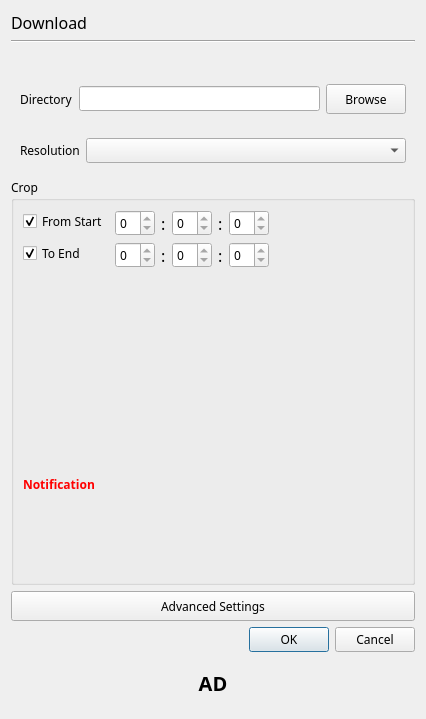
Before: the Qt Designer form resources/ui/downloadMenu.ui in devhotteok/TwitchLink, drawn with Qt 5.
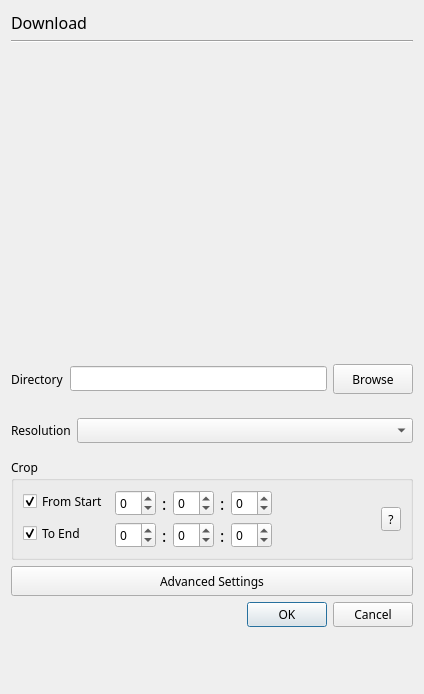
After: the same form once the commit is applied.

Diff of the .ui file:
```diff
--- a/resources/ui/downloadMenu.ui
+++ b/resources/ui/downloadMenu.ui
@@ -6,8 +6,8 @@
    <rect>
     <x>0</x>
     <y>0</y>
-    <width>422</width>
-    <height>686</height>
+    <width>420</width>
+    <height>656</height>
    </rect>
   </property>
   <property name="sizePolicy">
@@ -41,6 +41,7 @@
      </property>
      <property name="font">
       <font>
+       <family>Arial Rounded MT Bold</family>
        <pointsize>12</pointsize>
       </font>
      </property>
@@ -57,42 +58,14 @@
     </widget>
    </item>
    <item>
-    <widget class="QWidget" name="videoFrameArea" native="true">
-     <property name="sizePolicy">
-      <sizepolicy hsizetype="Fixed" vsizetype="Fixed">
-       <horstretch>0</horstretch>
-       <verstretch>0</verstretch>
-      </sizepolicy>
-     </property>
+    <widget class="QWidget" name="videoWidgetPlaceholder" native="true">
      <property name="minimumSize">
       <size>
-       <width>404</width>
-       <height>302</height>
+       <width>402</width>
+       <height>300</height>
       </size>
      </property>
-     <property name="maximumSize">
-      <size>
-       <width>404</width>
-       <height>302</height>
-      </size>
-     </property>
-     <layout class="QVBoxLayout" name="videoFrameAreaLayout">
-      <property name="sizeConstraint">
-       <enum>QLayout::SetFixedSize</enum>
-      </property>
-      <property name="leftMargin">
-       <number>10</number>
-      </property>
-      <property name="topMargin">
-       <number>10</number>
-      </property>
-      <property name="rightMargin">
-       <number>10</number>
-      </property>
-      <property name="bottomMargin">
-       <number>10</number>
-      </property>
-     </layout>
+     <layout class="QVBoxLayout" name="videoWidgetPlaceholderLayout"/>
     </widget>
    </item>
    <item>
@@ -112,13 +85,13 @@
       </property>
       <item>
        <widget class="QWidget" name="directoryArea" native="true">
-        <property name="sizePolicy">
-         <sizepolicy hsizetype="Preferred" vsizetype="Maximum">
-          <horstretch>0</horstretch>
-          <verstretch>0</verstretch>
-         </sizepolicy>
-        </property>
         <layout class="QHBoxLayout" name="directoryAreaLayout">
+         <property name="leftMargin">
+          <number>0</number>
+         </property>
+         <property name="rightMargin">
+          <number>0</number>
+         </property>
          <item>
           <widget class="QLabel" name="directoryLabel">
            <property name="sizePolicy">
@@ -175,13 +148,13 @@
       </item>
       <item>
        <widget class="QWidget" name="resolutionArea" native="true">
-        <property name="sizePolicy">
-         <sizepolicy hsizetype="Preferred" vsizetype="Maximum">
-          <horstretch>0</horstretch>
-          <verstretch>0</verstretch>
-         </sizepolicy>
-        </property>
         <layout class="QHBoxLayout" name="resolutionAreaLayout">
+         <property name="leftMargin">
+          <number>0</number>
+         </property>
+         <property name="rightMargin">
+          <number>0</number>
+         </property>
          <item>
           <widget class="QLabel" name="resolutionLabel">
            <property name="sizePolicy">
@@ -219,7 +192,7 @@
         <property name="title">
          <string>Crop</string>
         </property>
-        <layout class="QVBoxLayout" name="cropAreaLayout">
+        <layout class="QHBoxLayout" name="cropAreaLayout">
          <item>
           <widget class="QWidget" name="cropRangeArea" native="true">
            <layout class="QFormLayout" name="cropRangeLayout">
@@ -259,7 +232,7 @@
                <item>
                 <widget class="QSpinBox" name="startSpinH">
                  <property name="sizePolicy">
-                  <sizepolicy hsizetype="Fixed" vsizetype="Fixed">
+                  <sizepolicy hsizetype="Preferred" vsizetype="Fixed">
                    <horstretch>0</horstretch>
                    <verstretch>0</verstretch>
                   </sizepolicy>
@@ -270,11 +243,8 @@
                    <height>0</height>
                   </size>
                  </property>
-                 <property name="suffix">
-                  <string/>
-                 </property>
-                 <property name="maximum">
-                  <number>0</number>
+                 <property name="minimum">
+                  <number>-1</number>
                  </property>
                 </widget>
                </item>
@@ -282,6 +252,7 @@
                 <widget class="QLabel" name="startColon_1">
                  <property name="font">
                   <font>
+                   <family>Arial Rounded MT Bold</family>
                    <pointsize>12</pointsize>
                   </font>
                  </property>
@@ -293,7 +264,7 @@
                <item>
                 <widget class="QSpinBox" name="startSpinM">
                  <property name="sizePolicy">
-                  <sizepolicy hsizetype="Fixed" vsizetype="Fixed">
+                  <sizepolicy hsizetype="Preferred" vsizetype="Fixed">
                    <horstretch>0</horstretch>
                    <verstretch>0</verstretch>
                   </sizepolicy>
@@ -304,11 +275,8 @@
                    <height>0</height>
                   </size>
                  </property>
-                 <property name="suffix">
-                  <string/>
-                 </property>
-                 <property name="maximum">
-                  <number>0</number>
+                 <property name="minimum">
+                  <number>-1</number>
                  </property>
                 </widget>
                </item>
@@ -316,6 +284,7 @@
                 <widget class="QLabel" name="startColon_2">
                  <property name="font">
                   <font>
+                   <family>Arial Rounded MT Bold</family>
                    <pointsize>12</pointsize>
                   </font>
                  </property>
@@ -327,7 +296,7 @@
                <item>
                 <widget class="QSpinBox" name="startSpinS">
                  <property name="sizePolicy">
-                  <sizepolicy hsizetype="Fixed" vsizetype="Fixed">
+                  <sizepolicy hsizetype="Preferred" vsizetype="Fixed">
                    <horstretch>0</horstretch>
                    <verstretch>0</verstretch>
                   </sizepolicy>
@@ -338,20 +307,30 @@
                    <height>0</height>
                   </size>
                  </property>
-                 <property name="suffix">
-                  <string/>
-                 </property>
-                 <property name="prefix">
-                  <string/>
-                 </property>
-                 <property name="maximum">
-                  <number>0</number>
+                 <property name="minimum">
+                  <number>-1</number>
                  </property>
                 </widget>
                </item>
               </layout>
              </widget>
             </item>
+            <item row="1" column="0">
+             <widget class="QCheckBox" name="endCheckBox">
+              <property name="minimumSize">
+               <size>
+                <width>80</width>
+                <height>0</height>
+               </size>
+              </property>
+              <property name="text">
+               <string>To End</string>
+              </property>
+              <property name="checked">
+               <bool>true</bool>
+              </property>
+             </widget>
+            </item>
             <item row="1" column="1">
              <widget class="QWidget" name="endTimeBar" native="true">
               <property name="sizePolicy">
@@ -376,7 +355,7 @@
                <item>
                 <widget class="QSpinBox" name="endSpinH">
                  <property name="sizePolicy">
-                  <sizepolicy hsizetype="Fixed" vsizetype="Fixed">
+                  <sizepolicy hsizetype="Preferred" vsizetype="Fixed">
                    <horstretch>0</horstretch>
                    <verstretch>0</verstretch>
                   </sizepolicy>
@@ -387,11 +366,8 @@
                    <height>0</height>
                   </size>
                  </property>
-                 <property name="suffix">
-                  <string/>
-                 </property>
-                 <property name="maximum">
-                  <number>0</number>
+                 <property name="minimum">
+                  <number>-1</number>
                  </property>
                 </widget>
                </item>
@@ -399,6 +375,7 @@
                 <widget class="QLabel" name="endColon_1">
                  <property name="font">
                   <font>
+                   <family>Arial Rounded MT Bold</family>
                    <pointsize>12</pointsize>
                   </font>
                  </property>
@@ -410,7 +387,7 @@
                <item>
                 <widget class="QSpinBox" name="endSpinM">
                  <property name="sizePolicy">
-                  <sizepolicy hsizetype="Fixed" vsizetype="Fixed">
+                  <sizepolicy hsizetype="Preferred" vsizetype="Fixed">
                    <horstretch>0</horstretch>
                    <verstretch>0</verstretch>
                   </sizepolicy>
@@ -421,11 +398,8 @@
                    <height>0</height>
                   </size>
                  </property>
-                 <property name="suffix">
-                  <string/>
-                 </property>
-                 <property name="maximum">
-                  <number>0</number>
+                 <property name="minimum">
+                  <number>-1</number>
                  </property>
                 </widget>
                </item>
@@ -433,6 +407,7 @@
                 <widget class="QLabel" name="endColon_2">
                  <property name="font">
                   <font>
+                   <family>Arial Rounded MT Bold</family>
                    <pointsize>12</pointsize>
                   </font>
                  </property>
@@ -444,7 +419,7 @@
                <item>
                 <widget class="QSpinBox" name="endSpinS">
                  <property name="sizePolicy">
-                  <sizepolicy hsizetype="Fixed" vsizetype="Fixed">
+                  <sizepolicy hsizetype="Preferred" vsizetype="Fixed">
                    <horstretch>0</horstretch>
                    <verstretch>0</verstretch>
                   </sizepolicy>
@@ -458,33 +433,14 @@
                  <property name="specialValueText">
                   <string/>
                  </property>
-                 <property name="suffix">
-                  <string/>
-                 </property>
-                 <property name="maximum">
-                  <number>0</number>
+                 <property name="minimum">
+                  <number>-1</number>
                  </property>
                 </widget>
                </item>
               </layout>
              </widget>
             </item>
-            <item row="1" column="0">
-             <widget class="QCheckBox" name="endCheckBox">
-              <property name="minimumSize">
-               <size>
-                <width>80</width>
-                <height>0</height>
-               </size>
-              </property>
-              <property name="text">
-               <string>To End</string>
-              </property>
-              <property name="checked">
-               <bool>true</bool>
-              </property>
-             </widget>
-            </item>
             <item row="0" column="0">
              <widget class="QCheckBox" name="startCheckBox">
               <property name="minimumSize">
@@ -505,23 +461,9 @@
           </widget>
          </item>
          <item>
-          <widget class="QLabel" name="cropInfoLabel">
-           <property name="font">
-            <font>
-             <family>Arial Rounded MT Bold</family>
-             <pointsize>9</pointsize>
-             <weight>75</weight>
-             <bold>true</bold>
-            </font>
-           </property>
-           <property name="styleSheet">
-            <string notr="true">color: rgb(255, 0, 0);</string>
-           </property>
+          <widget class="QToolButton" name="cropInfo">
            <property name="text">
-            <string>Notification</string>
-           </property>
-           <property name="wordWrap">
-            <bool>true</bool>
+            <string>?</string>
            </property>
           </widget>
          </item>
@@ -565,11 +507,11 @@
    </item>
    <item>
     <widget class="QWidget" name="adArea_1" native="true">
-     <property name="sizePolicy">
-      <sizepolicy hsizetype="Preferred" vsizetype="Fixed">
-       <horstretch>0</horstretch>
-       <verstretch>0</verstretch>
-      </sizepolicy>
+     <property name="minimumSize">
+      <size>
+       <width>320</width>
+       <height>50</height>
+      </size>
      </property>
      <layout class="QHBoxLayout" name="adAreaLayout_1">
       <property name="spacing">
@@ -587,35 +529,6 @@
       <property name="bottomMargin">
        <number>0</number>
       </property>
-      <item>
-       <widget class="QLabel" name="ad_1">
-        <property name="sizePolicy">
-         <sizepolicy hsizetype="Fixed" vsizetype="Fixed">
-          <horstretch>0</horstretch>
-          <verstretch>0</verstretch>
-         </sizepolicy>
-        </property>
-        <property name="minimumSize">
-         <size>
-          <width>320</width>
-          <height>50</height>
-         </size>
-        </property>
-        <property name="font">
-         <font>
-          <pointsize>15</pointsize>
-          <weight>75</weight>
-          <bold>true</bold>
-         </font>
-        </property>
-        <property name="text">
-         <string>AD</string>
-        </property>
-        <property name="alignment">
-         <set>Qt::AlignCenter</set>
-        </property>
-       </widget>
-      </item>
      </layout>
     </widget>
    </item>
```
Left out of the diff: 4 changed lines with no effect on the pictures.
